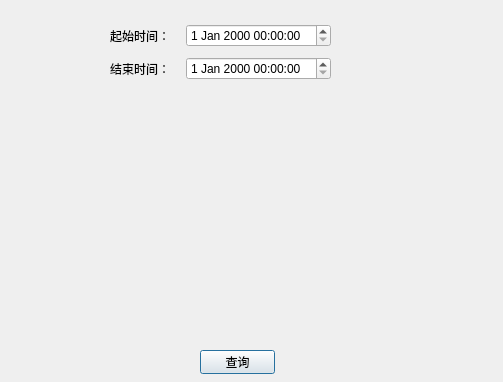
Before: the Qt Designer form src/ui/historydialog.ui in mojimojimo/MyIndustrialHMI, drawn with Qt 5.
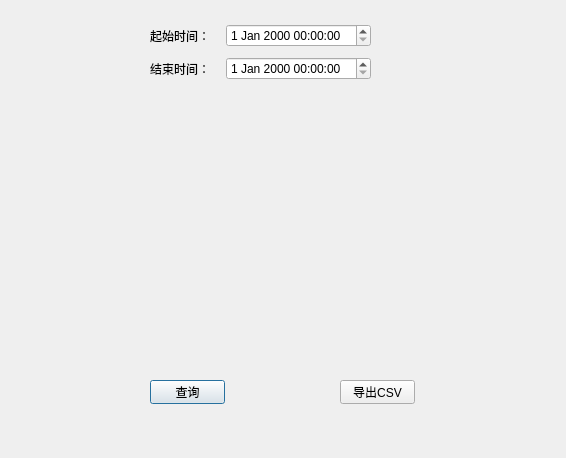
After: the same form once the commit is applied. Custom widgets are drawn as their Qt base class.

Commit message: 新增历史数据查询与CSV导出

The edit to the form file:
```diff
--- a/src/ui/historydialog.ui
+++ b/src/ui/historydialog.ui
@@ -6,8 +6,8 @@
    <rect>
     <x>0</x>
     <y>0</y>
-    <width>503</width>
-    <height>382</height>
+    <width>566</width>
+    <height>458</height>
    </rect>
   </property>
   <property name="windowTitle">
@@ -16,8 +16,8 @@
   <widget class="QPushButton" name="btnQuery">
    <property name="geometry">
     <rect>
-     <x>200</x>
-     <y>350</y>
+     <x>150</x>
+     <y>380</y>
      <width>75</width>
      <height>24</height>
     </rect>
@@ -31,15 +31,15 @@
     <rect>
      <x>60</x>
      <y>90</y>
-     <width>381</width>
-     <height>231</height>
+     <width>461</width>
+     <height>271</height>
     </rect>
    </property>
   </widget>
   <widget class="QWidget" name="widget" native="true">
    <property name="geometry">
     <rect>
-     <x>110</x>
+     <x>150</x>
      <y>20</y>
      <width>251</width>
      <height>64</height>
@@ -97,6 +97,32 @@
     </item>
    </layout>
   </widget>
+  <widget class="QPushButton" name="btnExportCSV">
+   <property name="geometry">
+    <rect>
+     <x>340</x>
+     <y>380</y>
+     <width>75</width>
+     <height>24</height>
+    </rect>
+   </property>
+   <property name="text">
+    <string>导出CSV</string>
+   </property>
+  </widget>
+  <widget class="QLabel" name="lblStatus">
+   <property name="geometry">
+    <rect>
+     <x>10</x>
+     <y>430</y>
+     <width>341</width>
+     <height>20</height>
+    </rect>
+   </property>
+   <property name="text">
+    <string/>
+   </property>
+  </widget>
  </widget>
  <customwidgets>
   <customwidget>
```
The commit also changes 8 other files.
